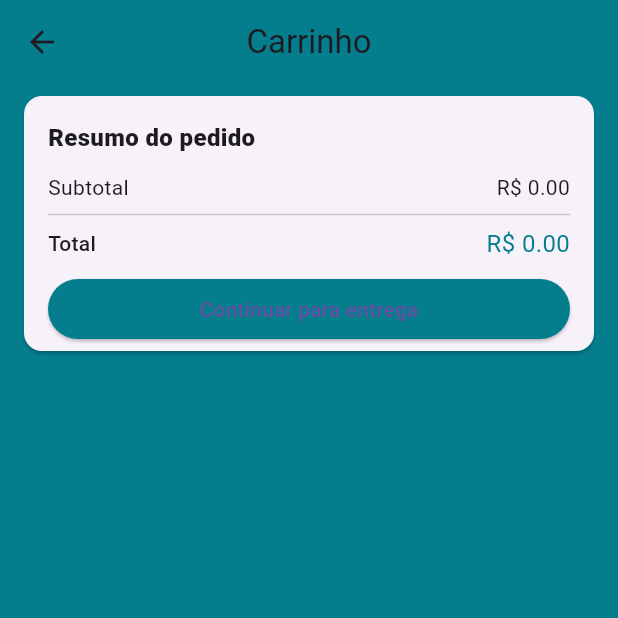
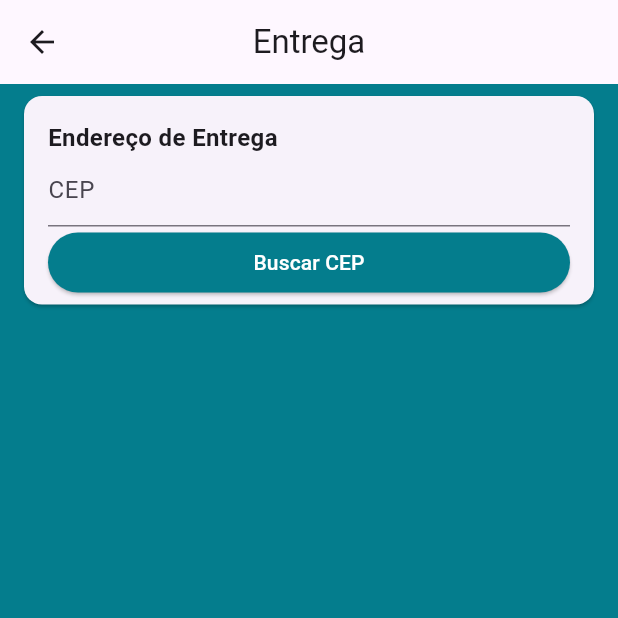
Before and after one commit to Luiz-fss/loja_virtual_completa, a Flutter app: the TelaCarrinho screen opened by its route, after a tap on "Continuar para entrega", on a phone screen of 412 x 824 dp, the top half of it. Run offline on Flutter 3.47's test engine with Material 3 defaults, Android fonts, the light colour scheme and no system bars; our stand-ins replace banner_carousel, cloud_firestore, firebase_auth, firebase_core, firebase_storage, image_cropper and 2 more; missing offline and left inert: alphabet_list_scroll_view; accounts and stored records are empty.

Commit message:
Tela de endereço

```diff
--- a/lib/main.dart
+++ b/lib/main.dart
@@ -9,6 +9,7 @@ import 'package:loja_virtual_completa/models/gerenciador-produtos.dart';
 import 'package:loja_virtual_completa/models/gerenciador-usuario.dart';
 import 'package:loja_virtual_completa/models/product.dart';
 import 'package:loja_virtual_completa/models/usuario-model.dart';
+import 'package:loja_virtual_completa/telas/address/address-screen.dart';
 import 'package:loja_virtual_completa/telas/carrinho/tela-carrinho.dart';
 import 'package:loja_virtual_completa/telas/login/cadastro-conta.dart';
 import 'package:loja_virtual_completa/telas/login/tela-login.dart';
@@ -72,6 +73,8 @@ class MyApp extends StatelessWidget {
           switch(settings.name){
             case "/tela-base":
               return MaterialPageRoute(builder: (_)=>TelaBase());
+            case "/address-screen":
+              return MaterialPageRoute(builder: (_)=>AddressScreen());
             case "/cadastro-conta":
               return MaterialPageRoute(builder: (_)=> CadastroConta());
             case "/tela-login":
--- /dev/null
+++ b/lib/telas/address/address-screen.dart
@@ -0,0 +1,22 @@
+import 'package:flutter/material.dart';
+
+import 'components/address-card.dart';
+
+class AddressScreen extends StatelessWidget {
+  const AddressScreen({super.key});
+
+  @override
+  Widget build(BuildContext context) {
+    return Scaffold(
+      appBar: AppBar(
+        title: Text("Entrega"),
+        centerTitle: true,
+      ),
+      body: ListView(
+        children: [
+          AddressCard()
+        ],
+      ),
+    );
+  }
+}
--- /dev/null
+++ b/lib/telas/address/components/address-card.dart
@@ -0,0 +1,30 @@
+import 'package:flutter/material.dart';
+
+import 'cep-input-field.dart';
+
+class AddressCard extends StatelessWidget {
+  const AddressCard({super.key});
+
+  @override
+  Widget build(BuildContext context) {
+    return Card(
+      margin: const EdgeInsets.symmetric(vertical: 8,horizontal: 16),
+      child: Padding(
+        padding:  const EdgeInsets.fromLTRB(16, 16, 16, 4),
+        child:Column(
+          crossAxisAlignment: CrossAxisAlignment.start,
+          children: [
+            Text(
+              "Endereço de Entrega",
+              style: TextStyle(
+                fontWeight: FontWeight.w600,
+                fontSize: 16
+              ),
+            ),
+            CepInputField()
+          ],
+        ),
+      ),
+    );
+  }
+}
--- /dev/null
+++ b/lib/telas/address/components/cep-input-field.dart
@@ -0,0 +1,33 @@
+import 'package:flutter/material.dart';
+import 'package:flutter/services.dart';
+import 'package:flutter/src/services/text_formatter.dart';
+
+class CepInputField extends StatelessWidget {
+  const CepInputField({super.key});
+
+  @override
+  Widget build(BuildContext context) {
+    final primaryColor = Theme.of(context).primaryColor;
+    return Column(
+      crossAxisAlignment: CrossAxisAlignment.stretch,
+      children: [
+        TextFormField(
+          decoration: const InputDecoration(
+              labelText: "CEP", isDense: true, hintText: "12.345-678"),
+          keyboardType: TextInputType.number,
+          inputFormatters: [FilteringTextInputFormatter.digitsOnly],
+        ),
+        ElevatedButton(
+          style: ElevatedButton.styleFrom(
+              backgroundColor: primaryColor,
+              disabledBackgroundColor: primaryColor.withAlpha(100)),
+          onPressed: () {},
+          child: const Text(
+            "Buscar CEP",
+            style: TextStyle(color: Colors.white),
+          ),
+        )
+      ],
+    );
+  }
+}
--- a/lib/telas/carrinho/tela-carrinho.dart
+++ b/lib/telas/carrinho/tela-carrinho.dart
@@ -26,7 +26,9 @@ class TelaCarrinho extends StatelessWidget {
               PriceCard(
                 buttonText: "Continuar para entrega",
                 onPressed: gerenciadorCarrinho.isCartValid
-                    ? () {}
+                    ? () {
+                  Navigator.pushNamed(context, "/address-screen");
+                }
                 : null,
               )
             ],
--- a/lib/telas/produtos/editar-produto.dart
+++ b/lib/telas/produtos/editar-produto.dart
@@ -111,7 +111,7 @@ class EditarProduto extends StatelessWidget {
                               style: ButtonStyle(
                                 backgroundColor:
                                     MaterialStateProperty.all<Color>(
-                                        Theme.of(context).primaryColor),
+                                        Colors.white),
                               ),
                               child: product.loading
                                   ? const CircularProgressIndicator(
```
